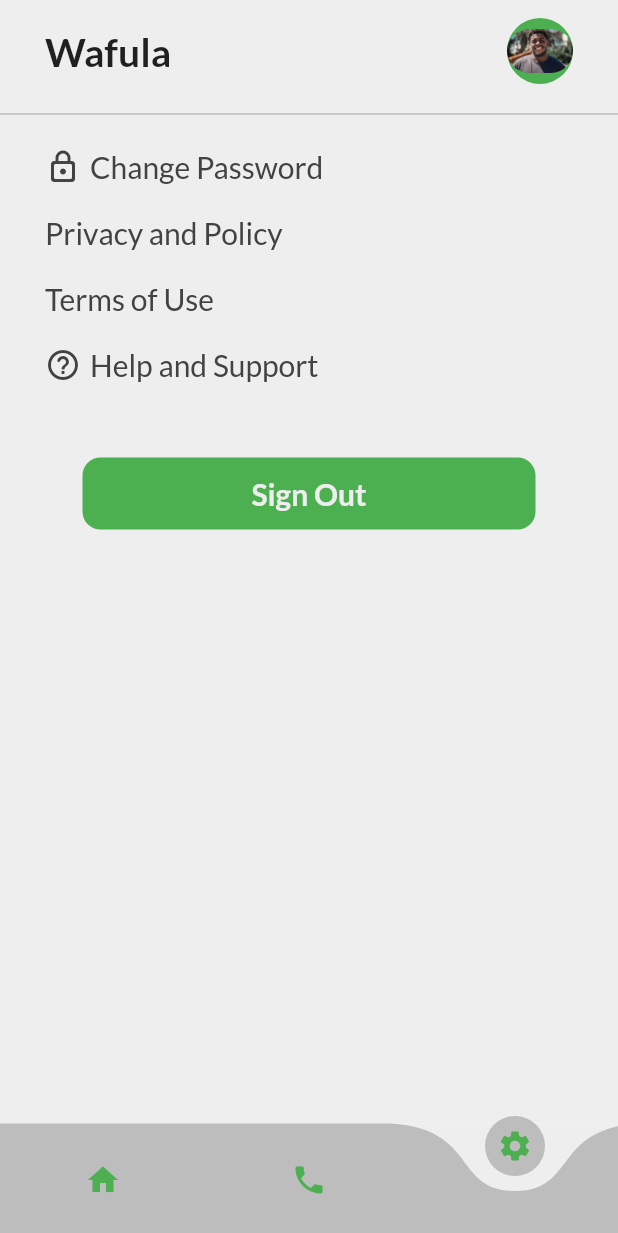
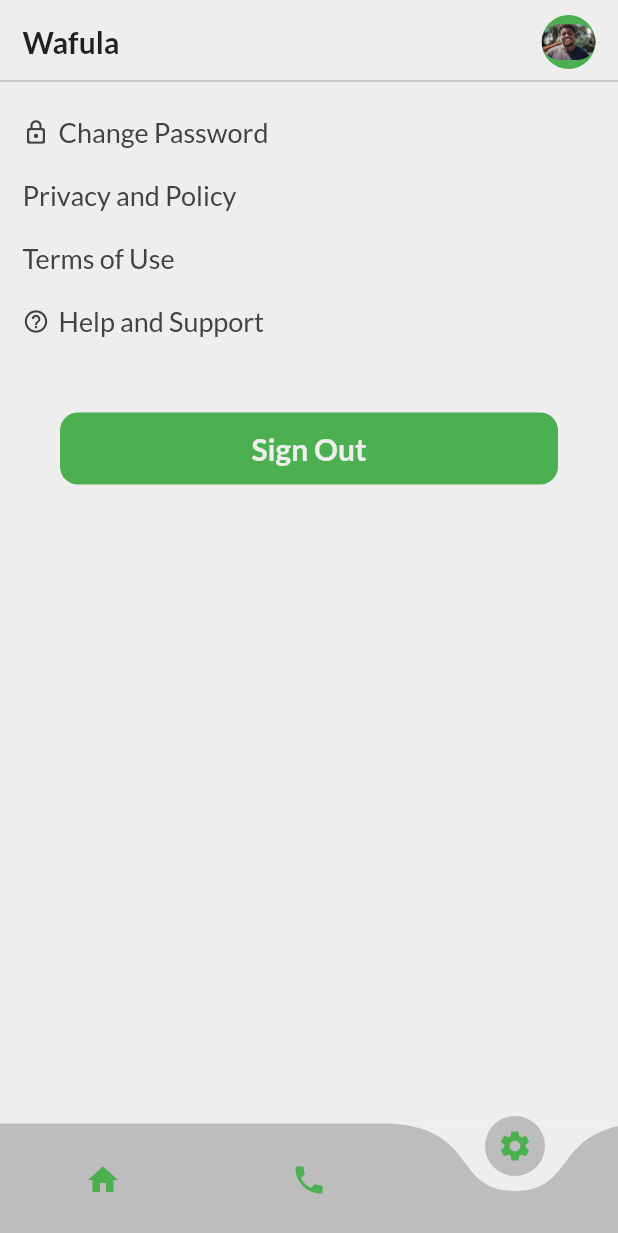
Before and after one commit to Mavene1/digi-farm, a Flutter app: the screen it shows once a user with an empty profile is signed in, swiped to page 3, on a phone screen of 412 x 824 dp. Shown: the top 1233 px of the screen. Run offline on Flutter 3.47's test engine with Material 2 defaults, Android fonts, the phone set to English and light mode, and no system bars; drawn by our look-alikes of curved_navigation_bar; our stand-ins replace get, google_fonts, internet_connection_checker, responsive_sizer, supabase_flutter, syncfusion_flutter_datagrid; missing offline and left inert: d_chart, isoweek; accounts and stored records are empty.

Commit message:
refining font sizes and padding

```diff
--- a/lib/screens/settings/settings_page.dart
+++ b/lib/screens/settings/settings_page.dart
@@ -21,20 +21,19 @@ class _SettingsPageState extends State<SettingsPage> {
         crossAxisAlignment: CrossAxisAlignment.start,
         children: [
           Padding(
-            padding:
-                const EdgeInsets.symmetric(horizontal: 30.0, vertical: 12.0),
+            padding: const EdgeInsets.only(left: 15.0, right: 15, top: 10.0),
             child: Row(
               mainAxisAlignment: MainAxisAlignment.spaceBetween,
               children: [
                 Text(
                   'Wafula',
                   style: GoogleFonts.lato(
-                    fontSize: 26,
+                    fontSize: 20,
                     fontWeight: FontWeight.bold,
                   ),
                 ),
                 CircleAvatar(
-                    radius: 22,
+                    radius: 18,
                     backgroundColor: Colors.green,
                     child: ClipRRect(
                       borderRadius: BorderRadius.circular(50),
@@ -43,19 +42,17 @@ class _SettingsPageState extends State<SettingsPage> {
               ],
             ),
           ),
-          Padding(
-            padding: const EdgeInsets.symmetric(horizontal: 0),
-            child: Divider(
-              color: Colors.grey[400],
-              thickness: 1,
-            ),
+          Divider(
+            color: Colors.grey[400],
+            thickness: 1,
           ),
           const SizedBox(
-            height: 10,
+            height: 15,
           ),
           Padding(
-            padding:
-                const EdgeInsets.symmetric(horizontal: 30.0, vertical: 5.0),
+            padding: const EdgeInsets.symmetric(
+              horizontal: 15.0,
+            ),
             child: Column(
               crossAxisAlignment: CrossAxisAlignment.start,
               children: [
@@ -70,13 +67,14 @@ class _SettingsPageState extends State<SettingsPage> {
                       Icon(
                         Icons.lock_outline_rounded,
                         color: Colors.grey.shade800,
+                        size: 18,
                       ),
                       const SizedBox(
                         width: 6,
                       ),
                       Text('Change Password',
                           style: GoogleFonts.lato(
-                              fontSize: 20, color: Colors.grey[800])),
+                              fontSize: 18, color: Colors.grey[800])),
                     ],
                   ),
                 ),
@@ -93,7 +91,7 @@ class _SettingsPageState extends State<SettingsPage> {
                     children: [
                       Text('Privacy and Policy',
                           style: GoogleFonts.lato(
-                              fontSize: 20, color: Colors.grey[800])),
+                              fontSize: 18, color: Colors.grey[800])),
                     ],
                   ),
                 ),
@@ -110,7 +108,7 @@ class _SettingsPageState extends State<SettingsPage> {
                     children: [
                       Text('Terms of Use',
                           style: GoogleFonts.lato(
-                              fontSize: 20, color: Colors.grey[800])),
+                              fontSize: 18, color: Colors.grey[800])),
                     ],
                   ),
                 ),
@@ -125,13 +123,17 @@ class _SettingsPageState extends State<SettingsPage> {
                   },
                   child: Row(
                     children: [
-                      Icon(Icons.help_outline_rounded, color: Colors.grey[800]),
+                      Icon(
+                        Icons.help_outline_rounded,
+                        color: Colors.grey[800],
+                        size: 18,
+                      ),
                       const SizedBox(
                         width: 6,
                       ),
                       Text('Help and Support',
                           style: GoogleFonts.lato(
-                              fontSize: 20, color: Colors.grey[800])),
+                              fontSize: 18, color: Colors.grey[800])),
                     ],
                   ),
                 ),
```
Also changed, not shown: lib/screens/contacts/contact_page.dart (+2 -6 lines), lib/screens/home/home_page.dart (+7 -11 lines), lib/screens/home/widgets/balance.dart (+10 -3 lines).
